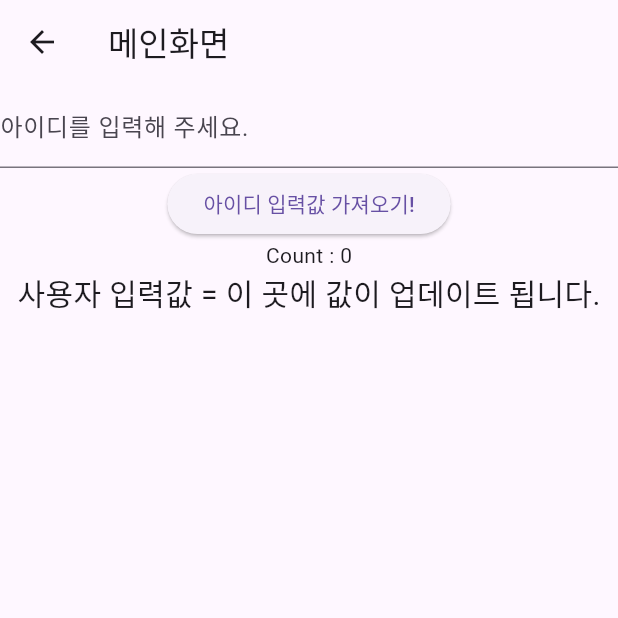
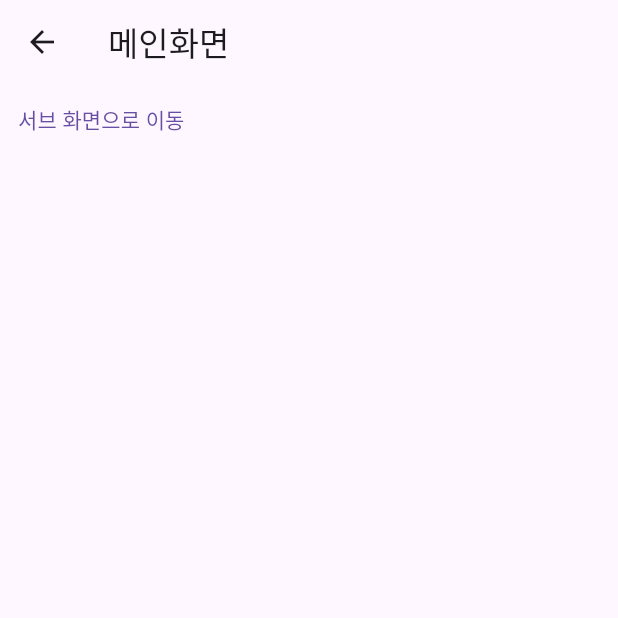
Before and after one commit to spacedustz/Flutter, a Flutter app: the MainScreen screen opened by its route, on a phone screen of 412 x 824 dp, the top half of it. Run offline on Flutter 3.47's test engine with Material 3 defaults, Android fonts, the phone set to English and light mode, and no system bars.

Commit message:
Navigator를 사용하 화면 전환 및 데이터 전달 코드 추가

```diff
--- a/lib/screen/main_screen.dart
+++ b/lib/screen/main_screen.dart
@@ -8,11 +8,6 @@ class MainScreen extends StatefulWidget {
 }
 
 class _MainScreenState extends State<MainScreen> {
-  // 사용자의 입력을 컨트롤러가 받음
-  TextEditingController idController = TextEditingController();
-  String stateMessage = '이 곳에 값이 업데이트 됩니다.';
-  ValueNotifier<int> counter = ValueNotifier<int>(0); // 0으로 초기화
-
   @override
   Widget build(BuildContext context) {
     return Scaffold(
@@ -21,33 +16,16 @@ class _MainScreenState extends State<MainScreen> {
       ),
       body: Column(
         children: [
-          TextField(
-            controller: idController,
-            decoration: InputDecoration(labelText: '아이디를 입력해 주세요.'),
-          ),
-          // 버튼을 이용해 사용자의 입력값을 컨트롤러에서 가져와 Console에 찍기
-          ElevatedButton(
+          TextButton(
             onPressed: () {
-              // State가 변경되면 stateMessage 변수에 사용자의 입력값을 넣음
-              setState(() {
-                stateMessage = idController.text.toString();
-              });
+              // Text Button을 만들면 기본적으로 파란색 링크처럼 표시 됨
+              // 버튼 클릭 시 /sub 화면을 생성하면서 이동
+              Navigator.pushNamed(context, '/sub', arguments: 'Hello');
 
-              counter.value = 30;
+              // 현재 내 화면과 교체하면서 이동
+              // Navigator.pushReplacementNamed(context, '/sub');
             },
-            child: Text('아이디 입력값 가져오기!'),
-          ),
-
-          // 값을 지속적으로 Listen
-          ValueListenableBuilder<int>(
-            valueListenable: counter,
-            builder: (context, value, child) {
-              return Text('Count : $value');
-            },
-          ),
-          Text(
-            '사용자 입력값 = $stateMessage',
-            style: TextStyle(fontSize: 20),
+            child: Text('서브 화면으로 이동'),
           ),
         ],
       ),
--- /dev/null
+++ b/lib/screen/sub_screen.dart
@@ -0,0 +1,26 @@
+import 'package:flutter/material.dart';
+
+class SubScreen extends StatelessWidget {
+  String msg;
+
+  SubScreen({super.key, required this.msg});
+
+  @override
+  Widget build(BuildContext context) {
+    return Scaffold(
+      appBar: AppBar(
+        title: Text('서브 화면'),
+      ),
+      body: Column(
+        children: [
+          Center(
+            child: Text('서브 화면 입니다. $msg'),
+          ),
+          TextButton(onPressed: () {
+            Navigator.pop(context); // 현재 화면 제거
+          }, child: Text('뒤로 가기'))
+        ],
+      ),
+    );
+  }
+}
```
Also changed, not shown: lib/ex/navigator-routing/navigator.dart (+59 -0 lines), lib/main.dart (+15 -9 lines).
